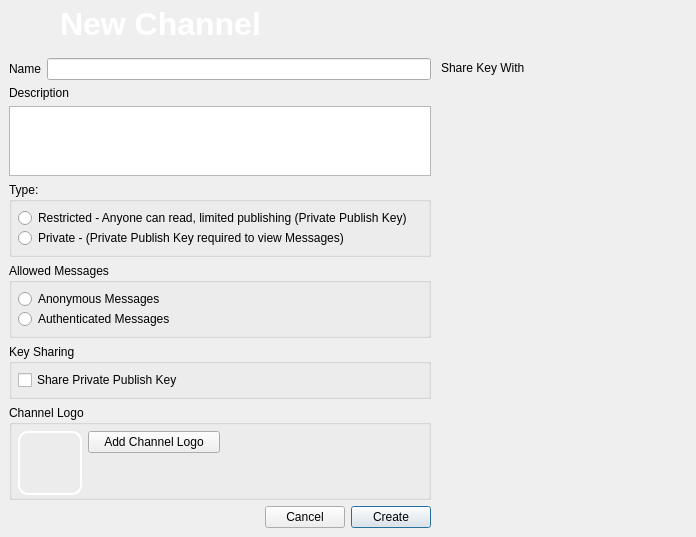
The window that retroshare-gui/src/gui/channels/CreateChannel.ui (RetroShare/RetroShare) describes before a commit, drawn with Qt 5.
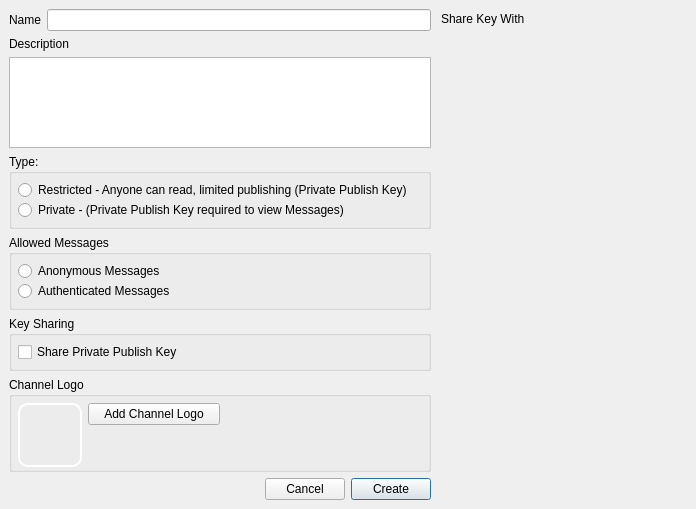
The same window after the commit. Icons and pictures are not drawn. Custom widgets are drawn as their Qt base class.

Commit message: Added new base class HeaderFrame - image and text at top of the windows.

```diff
--- a/retroshare-gui/src/gui/channels/CreateChannel.ui
+++ b/retroshare-gui/src/gui/channels/CreateChannel.ui
@@ -25,64 +25,7 @@
     <number>0</number>
    </property>
    <item row="0" column="0">
-    <widget class="QFrame" name="frame_2">
-     <property name="maximumSize">
-      <size>
-       <width>16777215</width>
-       <height>64</height>
-      </size>
-     </property>
-     <property name="styleSheet">
-      <string notr="true">QFrame#frame_2{background-image: url(:/images/connect/connectFriendBanner.png);}</string>
-     </property>
-     <property name="frameShape">
-      <enum>QFrame::NoFrame</enum>
-     </property>
-     <property name="frameShadow">
-      <enum>QFrame::Raised</enum>
-     </property>
-     <layout class="QGridLayout" name="gridLayout">
-      <property name="margin">
-       <number>6</number>
-      </property>
-      <property name="spacing">
-       <number>6</number>
-      </property>
-      <item row="0" column="0">
-       <widget class="QLabel" name="labelicon">
-        <property name="maximumSize">
-         <size>
-          <width>48</width>
-          <height>48</height>
-         </size>
-        </property>
-        <property name="styleSheet">
-         <string notr="true"/>
-        </property>
-        <property name="text">
-         <string/>
-        </property>
-        <property name="pixmap">
-         <pixmap resource="../images.qrc">:/images/add_channel64.png</pixmap>
-        </property>
-        <property name="scaledContents">
-         <bool>true</bool>
-        </property>
-       </widget>
-      </item>
-      <item row="0" column="1">
-       <widget class="QLabel" name="textlabelcreatforums">
-        <property name="text">
-         <string>&lt;!DOCTYPE HTML PUBLIC &quot;-//W3C//DTD HTML 4.0//EN&quot; &quot;http://www.w3.org/TR/REC-html40/strict.dtd&quot;&gt;
-&lt;html&gt;&lt;head&gt;&lt;meta name=&quot;qrichtext&quot; content=&quot;1&quot; /&gt;&lt;style type=&quot;text/css&quot;&gt;
-p, li { white-space: pre-wrap; }
-&lt;/style&gt;&lt;/head&gt;&lt;body style=&quot; font-family:'MS Shell Dlg 2'; font-size:8.25pt; font-weight:400; font-style:normal;&quot;&gt;
-&lt;p style=&quot; margin-top:0px; margin-bottom:0px; margin-left:0px; margin-right:0px; -qt-block-indent:0; text-indent:0px;&quot;&gt;&lt;span style=&quot; font-size:24pt; font-weight:600; color:#ffffff;&quot;&gt;New Channel&lt;/span&gt;&lt;/p&gt;&lt;/body&gt;&lt;/html&gt;</string>
-        </property>
-       </widget>
-      </item>
-     </layout>
-    </widget>
+    <widget class="HeaderFrame" name="headerFrame"/>
    </item>
    <item row="2" column="0">
     <widget class="QFrame" name="frame">
@@ -466,6 +409,12 @@
   </layout>
  </widget>
  <customwidgets>
+  <customwidget>
+   <class>HeaderFrame</class>
+   <extends>QFrame</extends>
+   <header>gui/common/HeaderFrame.h</header>
+   <container>1</container>
+  </customwidget>
   <customwidget>
    <class>FriendSelectionWidget</class>
    <extends>QWidget</extends>
```
The commit also changes 41 other files.
